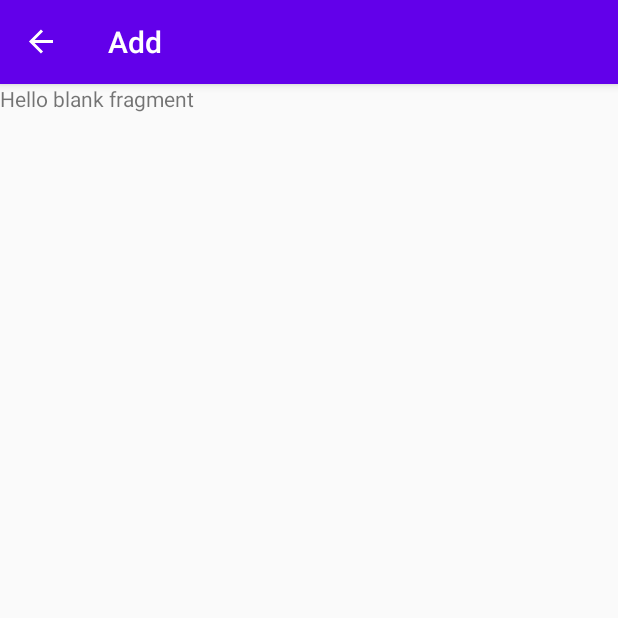
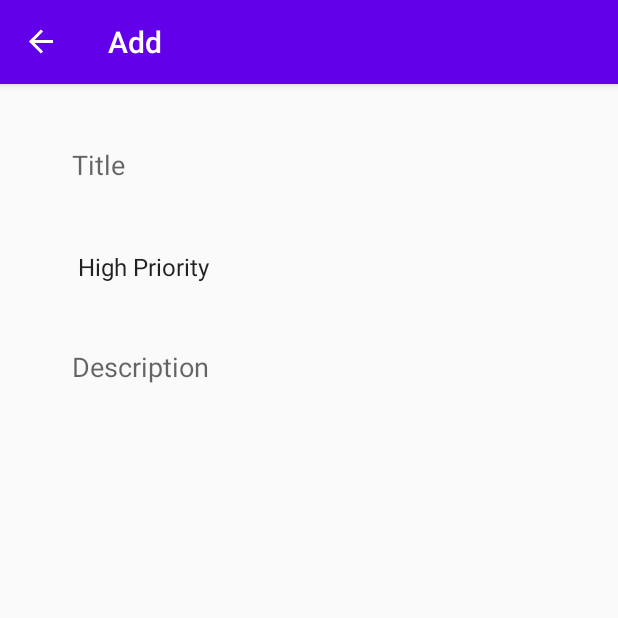
Before and after one commit to Fatih-Baser/ToDoListApp, an Android app: the AddFragment screen opened through its navigation route, on a phone screen of 412 x 824 dp, the top half of it. Run offline under Robolectric (Android 15) with nearby library versions, the phone set to English and light mode, and no system bars; our stand-ins replace navigation-ui.

```diff
--- a/app/src/main/res/layout/fragment_add.xml
+++ b/app/src/main/res/layout/fragment_add.xml
@@ -1,14 +1,58 @@
 <?xml version="1.0" encoding="utf-8"?>
-<FrameLayout xmlns:android="http://schemas.android.com/apk/res/android"
+<androidx.constraintlayout.widget.ConstraintLayout xmlns:android="http://schemas.android.com/apk/res/android"
+    xmlns:app="http://schemas.android.com/apk/res-auto"
     xmlns:tools="http://schemas.android.com/tools"
     android:layout_width="match_parent"
     android:layout_height="match_parent"
+    android:padding="24dp"
     tools:context=".AddFragment">
 
-    <!-- TODO: Update blank fragment layout -->
-    <TextView
-        android:layout_width="match_parent"
-        android:layout_height="match_parent"
-        android:text="@string/hello_blank_fragment" />
 
-</FrameLayout>
+    <EditText
+        android:id="@+id/title_et"
+        android:layout_width="0dp"
+        android:layout_height="60dp"
+        android:background="@android:color/transparent"
+        android:ems="10"
+        android:hint="@string/title"
+        android:inputType="textPersonName"
+        android:paddingStart="24dp"
+        android:paddingEnd="24dp"
+        app:layout_constraintEnd_toEndOf="parent"
+        app:layout_constraintHorizontal_bias="0.5"
+        app:layout_constraintStart_toStartOf="parent"
+        app:layout_constraintTop_toTopOf="parent" />
+
+    <Spinner
+        android:id="@+id/priorities_spinner"
+        android:layout_width="0dp"
+        android:layout_height="60dp"
+        android:layout_marginTop="8dp"
+        android:background="@android:color/transparent"
+        android:entries="@array/priorities"
+        android:paddingStart="20dp"
+        android:paddingEnd="20dp"
+        app:layout_constraintEnd_toEndOf="parent"
+        app:layout_constraintHorizontal_bias="0.5"
+        app:layout_constraintStart_toStartOf="parent"
+        app:layout_constraintTop_toBottomOf="@+id/title_et" />
+
+    <EditText
+        android:id="@+id/description_et"
+        android:layout_width="0dp"
+        android:layout_height="0dp"
+        android:layout_marginTop="8dp"
+        android:background="@android:color/transparent"
+        android:ems="10"
+        android:gravity="top|start"
+        android:hint="@string/description"
+        android:inputType="textMultiLine"
+        android:paddingStart="24dp"
+        android:paddingTop="16dp"
+        android:paddingEnd="24dp"
+        app:layout_constraintBottom_toBottomOf="parent"
+        app:layout_constraintEnd_toEndOf="parent"
+        app:layout_constraintHorizontal_bias="0.5"
+        app:layout_constraintStart_toStartOf="parent"
+        app:layout_constraintTop_toBottomOf="@+id/priorities_spinner" />
+</androidx.constraintlayout.widget.ConstraintLayout>
```
Also changed, not shown: app/src/main/java/com/fatihbasertr/todolistapp/adapter/ToDoDiffUtil.kt (added, +29 -0 lines), app/src/main/java/com/fatihbasertr/todolistapp/viewmodels/PriorityViewModel.kt (added, +56 -0 lines), app/src/main/java/com/fatihbasertr/todolistapp/viewmodels/ToDoViewModel.kt (added, +53 -0 lines), app/src/main/res/layout/row_layout.xml (added, +75 -0 lines).
